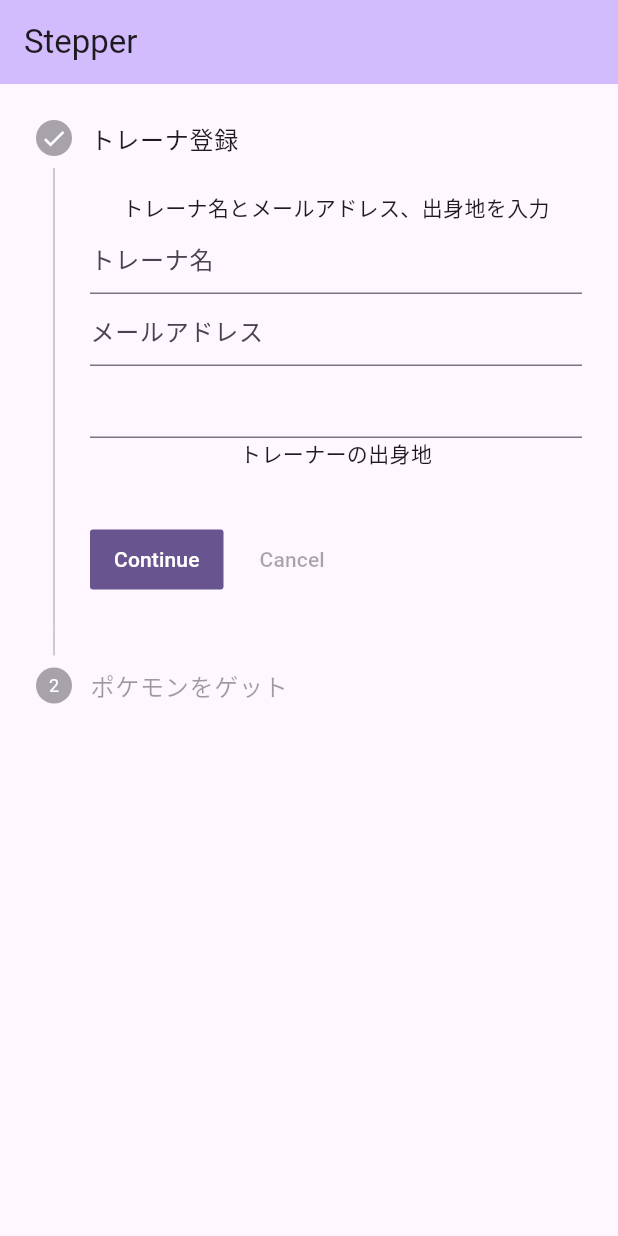
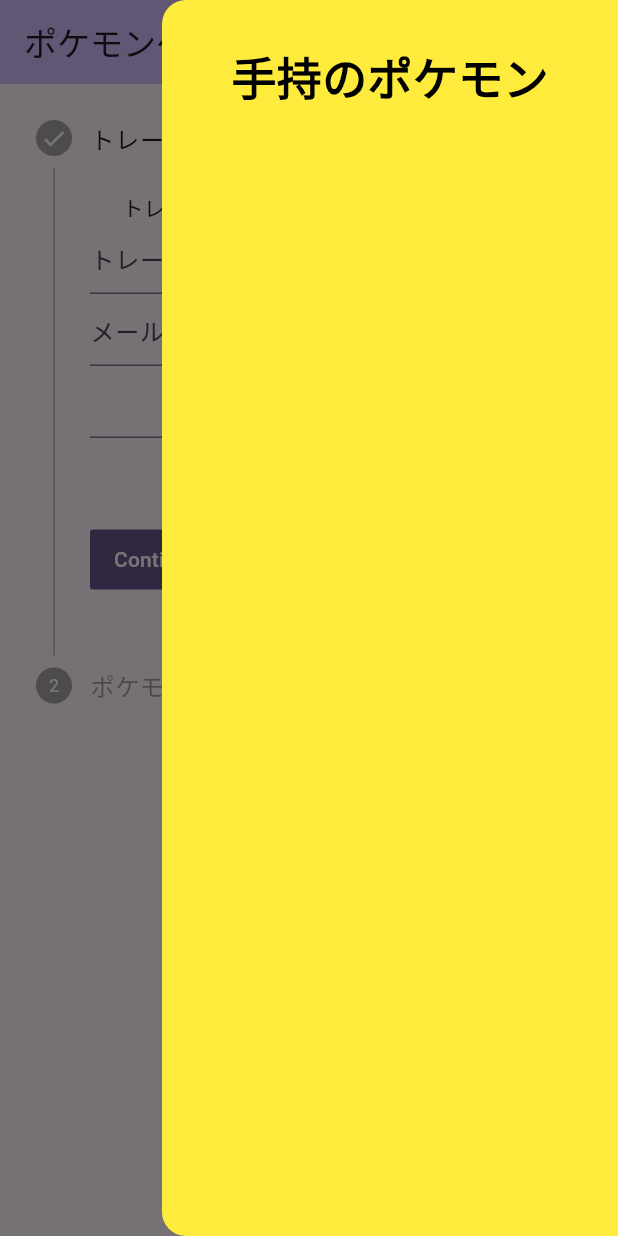
Before and after one commit to tamagoyaki1031/poke, a Flutter app: the screen it shows after launch, with the side drawer open (before the commit the screen has no drawer), on a phone screen of 412 x 824 dp. Run offline on Flutter 3.47's test engine with Material 3 defaults, Android fonts, the phone set to English and light mode, and no system bars; our stand-ins replace flutter_datetime_picker_plus.

Commit message:
5/17手持ポケモンが表示されるようにした、画像をgifにした

```diff
--- a/lib/main.dart
+++ b/lib/main.dart
@@ -25,7 +25,7 @@ class MyApp extends StatelessWidget {
         colorScheme: ColorScheme.fromSeed(seedColor: Colors.deepPurple),
         useMaterial3: true,
       ),
-      home: const MyHomePage(title: 'Stepper'),
+      home: const MyHomePage(title: 'ポケモンゲットだぜ！'),
     );
   }
 }
@@ -50,7 +50,8 @@ class _MyHomePageState extends State<MyHomePage> {
     'birthdate': null,
     'origin': null,
     'pokeimage': [],
-    'pokename': []
+    'pokename': [],
+    'pokegif':[]
   };
   String name = "";
   String juusyo1 = '';
@@ -220,7 +221,13 @@ class _MyHomePageState extends State<MyHomePage> {
                 }
                 print('ポケモンAPI');
                 user['pokeimage'].add(
-                    "https://raw.githubusercontent.com/PokeAPI/sprites/master/sprites/pokemon/other/official-artwork/${userBirthday}.png");
+                    "https://raw.githubusercontent.com/PokeAPI/sprites/master/sprites/pokemon/other/showdown/${userBirthday}.gif");
+                if(int.parse(userBirthday) >649){
+                  user['pokegif'].add("https://raw.githubusercontent.com/PokeAPI/sprites/master/sprites/pokemon/other/showdown/${userBirthday}.gif");
+
+                }else{
+                  user['pokegif'].add("https://raw.githubusercontent.com/PokeAPI/sprites/master/sprites/pokemon/versions/generation-v/black-white/animated/${userBirthday}.gif");
+                }
 
                 pokesearch(userBirthday);
               });
@@ -289,8 +296,14 @@ class _MyHomePageState extends State<MyHomePage> {
         len = user['pokename'].length;
         print(user['pokename']);
         user['pokeimage'].add(
-            "https://raw.githubusercontent.com/PokeAPI/sprites/master/sprites/pokemon/other/official-artwork/${pokeid}.png");
+            "https://raw.githubusercontent.com/PokeAPI/sprites/master/sprites/pokemon/other/showdown/${pokeid}.gif");
         print(user['pokeimage']);
+        if(int.parse(pokeid) >649){
+          user['pokegif'].add("https://raw.githubusercontent.com/PokeAPI/sprites/master/sprites/pokemon/other/showdown/${pokeid}.gif");
+
+        }else{
+          user['pokegif'].add("https://raw.githubusercontent.com/PokeAPI/sprites/master/sprites/pokemon/versions/generation-v/black-white/animated/${pokeid}.gif");
+        }
 
         flag = true;
       });
@@ -304,6 +317,36 @@ class _MyHomePageState extends State<MyHomePage> {
           backgroundColor: Theme.of(context).colorScheme.inversePrimary,
           title: Text(widget.title),
         ),
+        // ハンバーガーメニュー↓
+      endDrawer: Drawer(
+        backgroundColor: Colors.yellow,
+        child: SingleChildScrollView(
+          child: Column(
+            children: [
+              Padding(
+                padding: EdgeInsets.all(30),
+                child: Text(
+                  '手持のポケモン',
+                  style: TextStyle(
+                    fontSize: 30,
+                    fontWeight: FontWeight.bold,
+                    color: Colors.black,
+
+                  ),
+                ),
+              ),
+              ListView.builder(
+                shrinkWrap: true,
+                itemCount: user['pokename'].length,
+                itemBuilder: (context, index) {
+                  return pokeinfo(user['pokegif'][index], user['pokename'][index]);
+                },
+              ),
+            ],
+          ),
+
+    ),
+        ), // ここを追加
         body:
         Stepper(
           type: StepperType.vertical,
```
